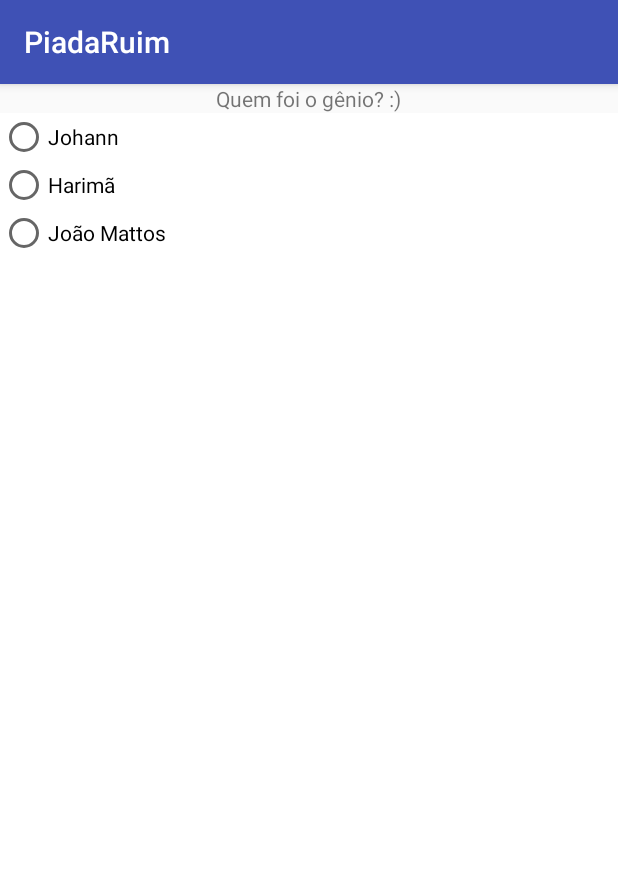
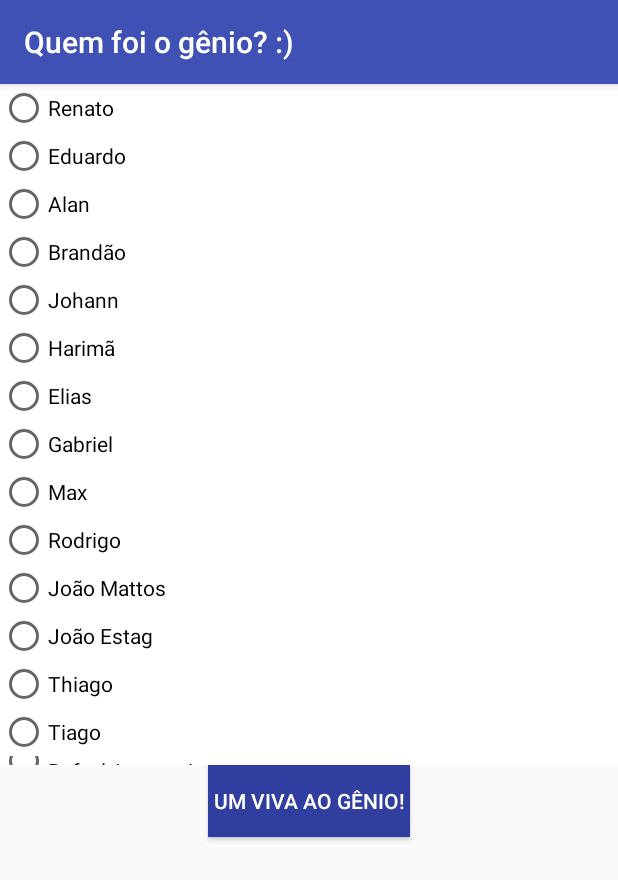
Before and after one commit to HarimaGoncalves/PiadaInternaMobile, an Android app: the screen it shows after launch (ListarPiadistasActivity), after a tap on "CONTARAM UMA PIADA BOA :)", on a phone screen of 412 x 824 dp. Shown: the top 880 px of the screen. Run offline under Robolectric (Android 15) with nearby library versions, the phone set to English and light mode, and no system bars.

Commit message:
adicionando dinamismo na tela de piadistas

```diff
--- a/PiadaRuim/app/build.gradle
+++ b/PiadaRuim/app/build.gradle
@@ -6,7 +6,7 @@ android {
 
     defaultConfig {
         applicationId "br.com.matrixcorp.piadaruim"
-        minSdkVersion 14
+        minSdkVersion 23
         targetSdkVersion 23
         versionCode 1
         versionName "1.0"
--- a/PiadaRuim/app/src/main/java/br/com/matrixcorp/piadaruim/ListarPiadistasActivity.java
+++ b/PiadaRuim/app/src/main/java/br/com/matrixcorp/piadaruim/ListarPiadistasActivity.java
@@ -1,11 +1,14 @@
 package br.com.matrixcorp.piadaruim;
 
 import android.os.Bundle;
+import android.support.v4.content.ContextCompat;
 import android.support.v7.app.AppCompatActivity;
+import android.view.View;
 import android.view.ViewGroup;
+import android.widget.Button;
 import android.widget.RadioButton;
 import android.widget.RadioGroup;
-import android.widget.TextView;
+import android.widget.Toast;
 
 public class ListarPiadistasActivity extends AppCompatActivity {
 
@@ -19,9 +22,17 @@ public class ListarPiadistasActivity extends AppCompatActivity {
 
         Bundle b = getIntent().getExtras();
 
-        String label = b.getBoolean("piadaBoa") ? getResources().getString(R.string.piadaBoa) : getResources().getString(R.string.piadaRuim);
-
-        ((TextView)findViewById(R.id.labeldaLista)).setText(label);
+        if(b.getBoolean("piadaBoa")) {
+            findViewById(R.id.avaliarPiada).setBackgroundColor(ContextCompat.getColor(this, R.color.blue));
+            ((Button)findViewById(R.id.avaliarPiada)).setText(getResources().getString(R.string.aplaudir));
+            setTitle(getResources().getString(R.string.piadaBoa));
+        }else {
+            findViewById(R.id.avaliarPiada).setBackgroundColor(ContextCompat.getColor(this, R.color.red));
+            ((Button)findViewById(R.id.avaliarPiada)).setText(getResources().getString(R.string.vaiar));
+            setTitle(getResources().getString(R.string.piadaRuim));
+        }
+        ((Button)findViewById(R.id.avaliarPiada)).setTextColor(ContextCompat.getColor(this, R.color.white));
+        ((Button)findViewById(R.id.avaliarPiada)).setPadding(5, 0, 5, 0);
 
         lista = (RadioGroup)findViewById(R.id.listaDepiadistas);
         listaDePiadistas = getResources().getStringArray(R.array.piadistas);
@@ -33,5 +44,30 @@ public class ListarPiadistasActivity extends AppCompatActivity {
             button.setText(listaDePiadistas[i]);
             layout.addView(button);
         }
+
+        addListenerOnButton();
+    }
+
+    public void addListenerOnButton() {
+
+        lista = (RadioGroup)findViewById(R.id.listaDepiadistas);
+
+        if(lista.getCheckedRadioButtonId() != 0) {
+            Button btnDisplay = (Button) findViewById(R.id.avaliarPiada);
+
+            assert btnDisplay != null;
+            btnDisplay.setOnClickListener(new View.OnClickListener() {
+
+                @Override
+                public void onClick(View v) {
+
+                    int selectedId = lista.getCheckedRadioButtonId();
+
+                    RadioButton radio = (RadioButton) findViewById(selectedId);
+
+                    Toast.makeText(ListarPiadistasActivity.this, radio.getText(), Toast.LENGTH_SHORT).show();
+                }
+            });
+        }
     }
 }
--- /dev/null
+++ b/PiadaRuim/app/src/main/res/layout-v23/activity_listar_piadistas.xml
@@ -0,0 +1,24 @@
+<?xml version="1.0" encoding="utf-8"?>
+<LinearLayout xmlns:android="http://schemas.android.com/apk/res/android"
+    android:orientation="vertical"
+    android:layout_width="match_parent"
+    android:layout_height="match_parent">
+
+    <RadioGroup
+        android:layout_width="fill_parent"
+        android:layout_height="454dp"
+        style="@style/AppTheme"
+        android:id="@+id/listaDepiadistas"
+        android:background="#ffffff"
+        android:orientation="vertical"
+        android:scrollIndicators="right"
+        android:showDividers="middle">
+    </RadioGroup>
+
+    <Button
+        android:layout_width="wrap_content"
+        android:layout_height="wrap_content"
+        android:text="New Button"
+        android:id="@+id/avaliarPiada"
+        android:layout_gravity="center_horizontal" />
+</LinearLayout>
--- a/PiadaRuim/app/src/main/res/layout/activity_listar_piadistas.xml
+++ b/PiadaRuim/app/src/main/res/layout/activity_listar_piadistas.xml
@@ -1,24 +1,39 @@
 <?xml version="1.0" encoding="utf-8"?>
-<RelativeLayout xmlns:android="http://schemas.android.com/apk/res/android"
-    android:layout_width="match_parent" android:layout_height="match_parent">
+<LinearLayout xmlns:android="http://schemas.android.com/apk/res/android"
+    android:orientation="vertical"
+    android:layout_width="fill_parent"
+    android:layout_height="fill_parent">
 
-    <TextView
+    <ScrollView
+        android:layout_width="fill_parent"
+        android:layout_height="0dp"
+        android:id="@+id/scrollView"
+        android:fillViewport="false"
+        android:layout_weight="1">
+
+        <LinearLayout
+            android:orientation="vertical"
+            android:layout_width="fill_parent"
+            android:layout_height="wrap_content">
+
+            <RadioGroup
+                android:layout_width="wrap_content"
+                android:layout_height="wrap_content"
+                style="@style/AppTheme"
+                android:id="@+id/listaDepiadistas"
+                android:background="#ffffff"
+                android:orientation="vertical"
+                android:showDividers="middle">
+
+            </RadioGroup>
+        </LinearLayout>
+    </ScrollView>
+
+    <Button
         android:layout_width="wrap_content"
         android:layout_height="wrap_content"
-        android:textAppearance="?android:attr/textAppearanceSmall"
-        android:text="Small Text"
-        android:id="@+id/labeldaLista"
-        android:layout_alignParentTop="true"
-        android:layout_centerHorizontal="true" />
+        android:text="New Button"
+        android:id="@+id/avaliarPiada"
+        android:layout_gravity="center_horizontal" />
 
-    <RadioGroup
-        android:layout_width="match_parent"
-        android:layout_height="match_parent"
-        style="@style/AppTheme"
-        android:id="@+id/listaDepiadistas"
-        android:background="#ffffff"
-        android:layout_below="@+id/labeldaLista"
-        android:layout_centerHorizontal="true">
-
-    </RadioGroup>
-</RelativeLayout>
+</LinearLayout>
--- a/PiadaRuim/app/src/main/res/layout/activity_main.xml
+++ b/PiadaRuim/app/src/main/res/layout/activity_main.xml
@@ -12,7 +12,7 @@
     <Button
         android:layout_width="wrap_content"
         android:layout_height="wrap_content"
-        android:text="Contaram uma piada RUIM :("
+        android:text="@string/contaram_uma_piada_ruim"
         android:id="@+id/button1"
         android:background="@android:color/holo_red_dark"
         android:textColor="#ffffff"
@@ -25,7 +25,7 @@
     <Button
         android:layout_width="wrap_content"
         android:layout_height="wrap_content"
-        android:text="Contaram uma piada BOA :)"
+        android:text="@string/contaram_uma_piada_boa"
         android:id="@+id/button2"
         android:background="@color/colorPrimaryDark"
         android:textColor="#ffffff"
--- a/PiadaRuim/app/src/main/res/values/colors.xml
+++ b/PiadaRuim/app/src/main/res/values/colors.xml
@@ -2,5 +2,8 @@
 <resources>
     <color name="colorPrimary">#3F51B5</color>
     <color name="colorPrimaryDark">#303f9f</color>
-    <color name="colorAccent">#FF4081</color>
+    <color name="colorAccent">#303f9f</color>
+    <color name="red">@android:color/holo_red_dark</color>
+    <color name="blue">@color/colorPrimaryDark</color>
+    <color name="white">#ffffff</color>
 </resources>
--- a/PiadaRuim/app/src/main/res/values/strings.xml
+++ b/PiadaRuim/app/src/main/res/values/strings.xml
@@ -1,10 +1,30 @@
 <resources>
-    <string name="app_name">PiadaRuim</string>
+    <string name="app_name">A piada foi boa ou ruim?</string>
     <string name="piadaRuim">Quem foi o desnaturado? :(</string>
     <string name="piadaBoa">Quem foi o gênio? :)</string>
+    <string name="contaram_uma_piada_ruim">Contaram uma piada RUIM :(</string>
+    <string name="contaram_uma_piada_boa">Contaram uma piada BOA :)</string>
+    <string name="aplaudir">Um viva ao gênio!</string>
+    <string name="vaiar">Booooooooooooooooooo!</string>
     <string-array name="piadistas">
+        <item>Renato</item>
+        <item>Eduardo</item>
+        <item>Alan</item>
+        <item>Brandão</item>
         <item>Johann</item>
         <item>Harimã</item>
+        <item>Elias</item>
+        <item>Gabriel</item>
+        <item>Max</item>
+        <item>Rodrigo</item>
         <item>João Mattos</item>
+        <item>João Estag</item>
+        <item>Thiago</item>
+        <item>Tiago</item>
+        <item>Rafael Anastacio</item>
+        <item>Genaro</item>
+        <item>Leo</item>
+        <item>Rafael</item>
+        <item>João T.</item>
     </string-array>
 </resources>
```
Also changed, not shown: PiadaRuim/app/src/main/res/mipmap-hdpi/ic_launcher.png, PiadaRuim/app/src/main/res/mipmap-mdpi/ic_launcher.png, PiadaRuim/app/src/main/res/mipmap-xhdpi/ic_launcher.png, PiadaRuim/app/src/main/res/mipmap-xxhdpi/ic_launcher.png, PiadaRuim/app/src/main/res/mipmap-xxxhdpi/ic_launcher.png.
